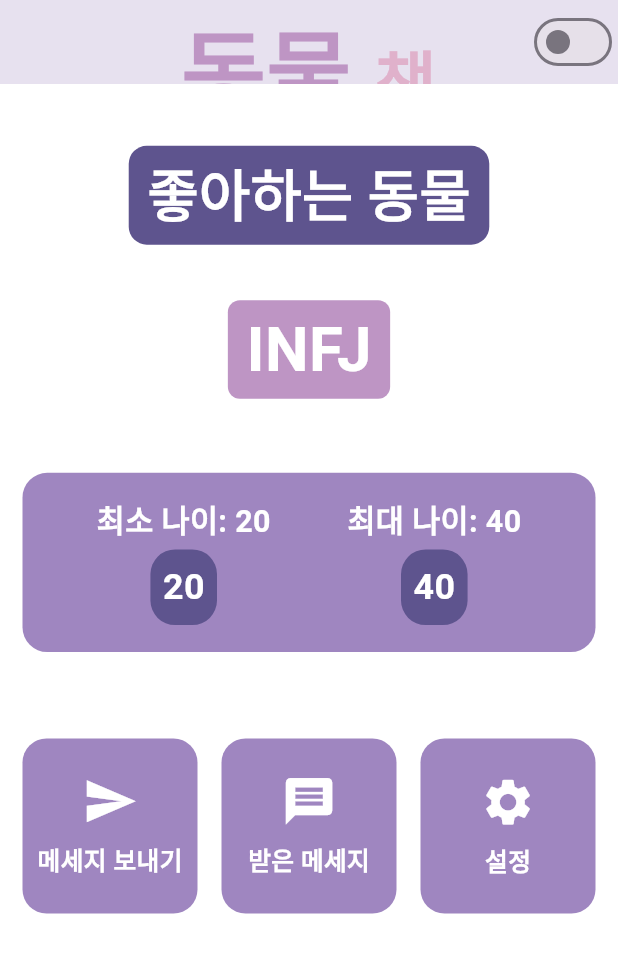
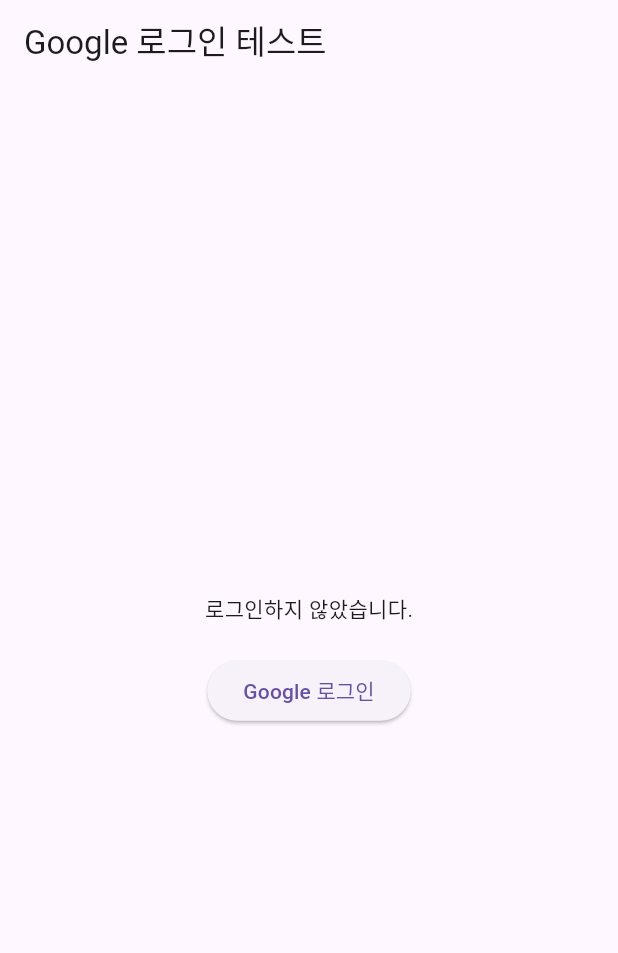
Before and after one commit to KIMSSEUNG/ChatPRJ, a Flutter app: the screen it shows after launch, on a phone screen of 412 x 824 dp. Shown: the top 953 px of the screen. Run offline on Flutter 3.47's test engine with Material 3 defaults, Android fonts, the phone set to English and light mode, and no system bars; our stand-ins replace google_sign_in.

Commit message:
구글 Cloud를 활용한 Login 기능 작성 및 Test.dart를 통한 Test 완료

```diff
--- /dev/null
+++ b/lib/Test.dart
@@ -0,0 +1,87 @@
+import 'package:flutter/material.dart';
+import 'package:google_sign_in/google_sign_in.dart';
+
+void main() {
+  runApp(MyApp());
+}
+
+class MyApp extends StatelessWidget {
+  @override
+  Widget build(BuildContext context) {
+    return MaterialApp(
+      debugShowCheckedModeBanner: false,
+      home: GoogleLoginScreen(),
+    );
+  }
+}
+
+class GoogleLoginScreen extends StatefulWidget {
+  @override
+  _GoogleLoginScreenState createState() => _GoogleLoginScreenState();
+}
+
+class _GoogleLoginScreenState extends State<GoogleLoginScreen> {
+  final GoogleSignIn _googleSignIn = GoogleSignIn(
+    scopes: [
+      'email',
+    ],
+  );
+
+  GoogleSignInAccount? _currentUser;
+
+  // Google 로그인 처리
+  Future<void> _handleSignIn() async {
+    try {
+      final GoogleSignInAccount? user = await _googleSignIn.signIn();
+      setState(() {
+        _currentUser = user;
+      });
+    } catch (error) {
+      print("Google 로그인 실패: $error");
+    }
+  }
+
+  // Google 로그아웃 처리
+  Future<void> _handleSignOut() async {
+    await _googleSignIn.signOut();
+    setState(() {
+      _currentUser = null;
+    });
+  }
+
+  @override
+  Widget build(BuildContext context) {
+    return Scaffold(
+      appBar: AppBar(
+        title: Text("Google 로그인 테스트"),
+      ),
+      body: Center(
+        child: _currentUser == null
+            ? Column(
+          mainAxisAlignment: MainAxisAlignment.center,
+          children: [
+            Text("로그인하지 않았습니다."),
+            SizedBox(height: 20),
+            ElevatedButton(
+              onPressed: _handleSignIn,
+              child: Text("Google 로그인"),
+            ),
+          ],
+        )
+            : Column(
+          mainAxisAlignment: MainAxisAlignment.center,
+          children: [
+            Text("환영합니다, ${_currentUser!.displayName}!"),
+            SizedBox(height: 10),
+            Text("이메일: ${_currentUser!.email}"),
+            SizedBox(height: 20),
+            ElevatedButton(
+              onPressed: _handleSignOut,
+              child: Text("로그아웃"),
+            ),
+          ],
+        ),
+      ),
+    );
+  }
+}
--- a/lib/page/main.dart
+++ b/lib/page/main.dart
@@ -3,9 +3,9 @@ import 'package:animal_project/page/send.dart';
 import 'package:flutter/material.dart';
 import '../util/age_selector.dart';
 
-void main() {
-  runApp(AnimalChatApp());
-}
+// void main() {
+//   runApp(AnimalChatApp());
+// }
 
 class AnimalChatApp extends StatefulWidget {
   @override
--- a/lib/page/receive.dart
+++ b/lib/page/receive.dart
@@ -17,6 +17,7 @@ class _ReceivePageState extends State<ReceivePage> {
 
   @override
   Widget build(BuildContext context) {
+
     double screenHeight = MediaQuery.of(context).size.height;
     double screenWidth = MediaQuery.of(context).size.width;
 
```
